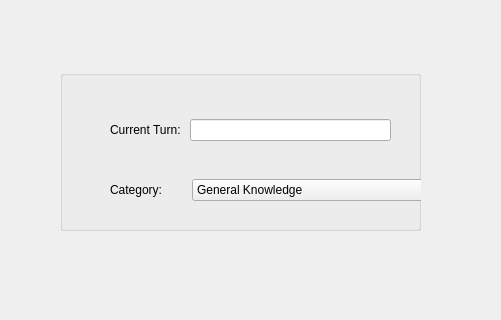
Qt form mainwindow.ui (gessire/sectry) before a commit; both pictures show x 120 to 621 and y 90 to 410 of the 1094 by 731 pixel window.
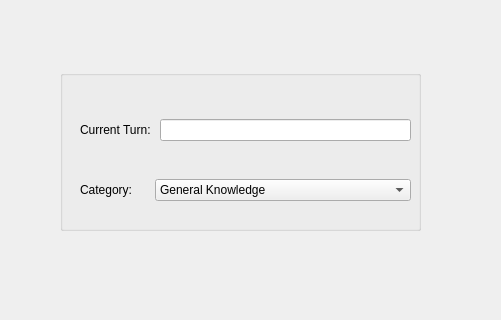
The same form after that commit. The open tabs and pages were chosen to show the change.

Patch:
```diff
--- a/mainwindow.ui
+++ b/mainwindow.ui
@@ -202,9 +202,9 @@
       <widget class="QWidget" name="horizontalLayoutWidget_3">
        <property name="geometry">
         <rect>
-         <x>50</x>
+         <x>20</x>
          <y>20</y>
-         <width>281</width>
+         <width>331</width>
          <height>80</height>
         </rect>
        </property>
@@ -228,9 +228,9 @@
       <widget class="QWidget" name="horizontalLayoutWidget_4">
        <property name="geometry">
         <rect>
-         <x>50</x>
+         <x>20</x>
          <y>80</y>
-         <width>327</width>
+         <width>331</width>
          <height>80</height>
         </rect>
        </property>
@@ -238,7 +238,7 @@
         <item>
          <widget class="QLabel" name="label_6">
           <property name="text">
-           <string>Category:       </string>
+           <string>Category: </string>
           </property>
          </widget>
         </item>
```
Left out of the diff: 5 changed lines with no effect on the pictures.
